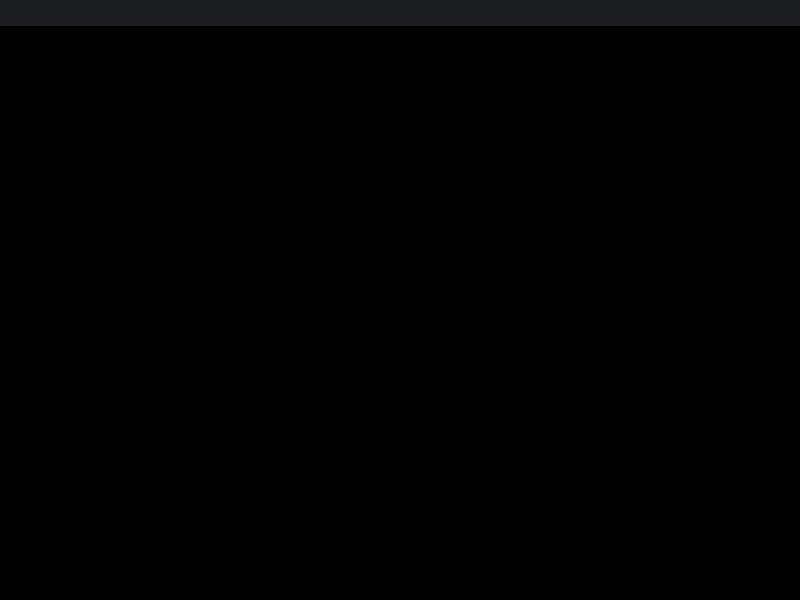
Above: SurgicalRobotSoftware_2_0/surgical-robot-software-2-0/mainwidget.ui from Z-Hd/Lingxi-Spine-care-Visual-Interactive-Software-Prototype before the change. Below: the same form after it.
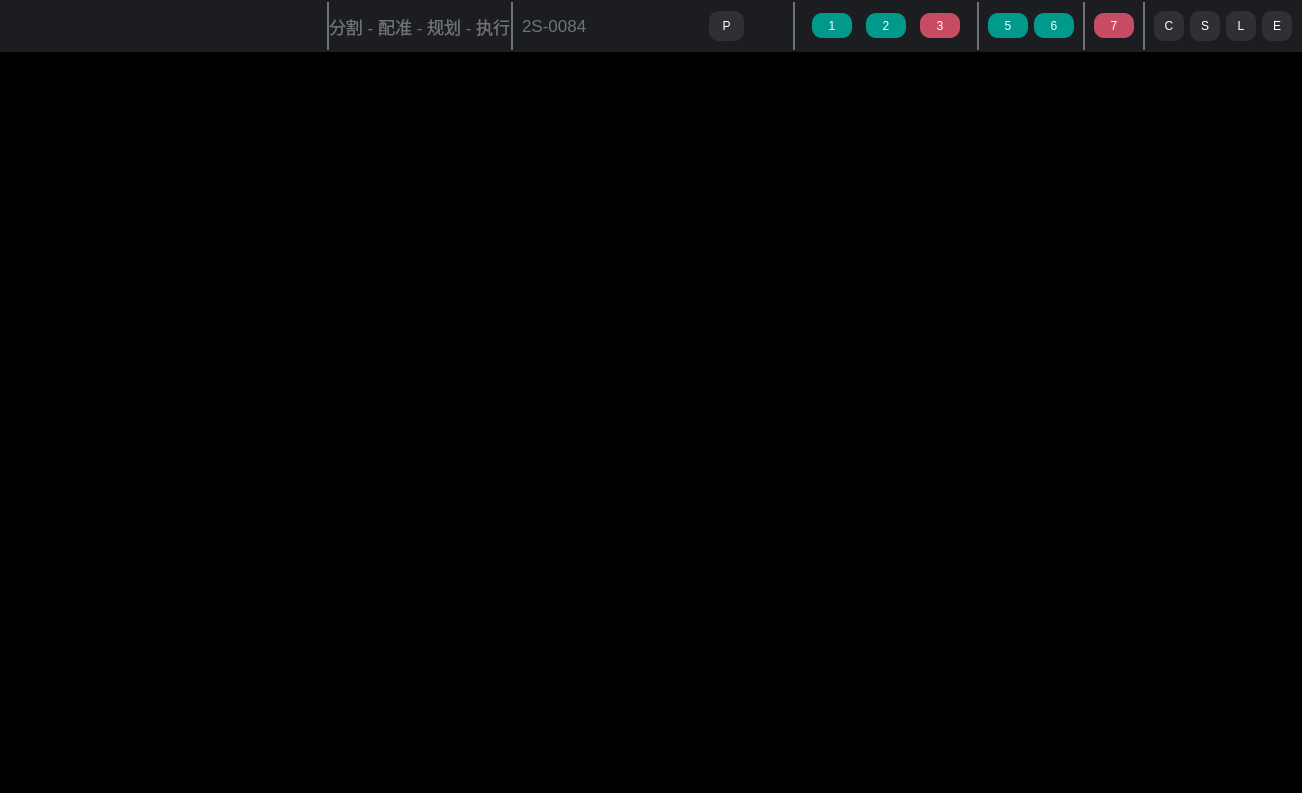
That is the form after the change.

Commit message: Preliminary, the UI design of toolBar has been completed.

```diff
--- a/SurgicalRobotSoftware_2_0/surgical-robot-software-2-0/mainwidget.ui
+++ b/SurgicalRobotSoftware_2_0/surgical-robot-software-2-0/mainwidget.ui
@@ -6,8 +6,8 @@
    <rect>
     <x>0</x>
     <y>0</y>
-    <width>800</width>
-    <height>600</height>
+    <width>1302</width>
+    <height>793</height>
    </rect>
   </property>
   <property name="windowTitle">
@@ -16,7 +16,7 @@
   <property name="styleSheet">
    <string notr="true">background-color: rgb(0, 0, 0);</string>
   </property>
-  <layout class="QVBoxLayout" name="verticalLayout" stretch="1,22">
+  <layout class="QVBoxLayout" name="verticalLayout" stretch="1,24">
    <property name="spacing">
     <number>2</number>
    </property>
@@ -34,9 +34,476 @@
    </property>
    <item>
     <widget class="QWidget" name="toolBarWidget" native="true">
+     <property name="sizePolicy">
+      <sizepolicy hsizetype="Preferred" vsizetype="Preferred">
+       <horstretch>0</horstretch>
+       <verstretch>0</verstretch>
+      </sizepolicy>
+     </property>
      <property name="styleSheet">
       <string notr="true">background-color:rgb(28, 29, 33);</string>
      </property>
+     <layout class="QHBoxLayout" name="horizontalLayout" stretch="7,4,4,2,4,2,1,3">
+      <property name="spacing">
+       <number>0</number>
+      </property>
+      <property name="leftMargin">
+       <number>1</number>
+      </property>
+      <property name="topMargin">
+       <number>2</number>
+      </property>
+      <property name="rightMargin">
+       <number>1</number>
+      </property>
+      <property name="bottomMargin">
+       <number>2</number>
+      </property>
+      <item>
+       <widget class="QWidget" name="trademarkWidget" native="true">
+        <property name="minimumSize">
+         <size>
+          <width>0</width>
+          <height>0</height>
+         </size>
+        </property>
+       </widget>
+      </item>
+      <item>
+       <widget class="QWidget" name="stepWidget" native="true">
+        <property name="styleSheet">
+         <string notr="true">background-color: rgb(111, 114, 121);</string>
+        </property>
+        <layout class="QGridLayout" name="gridLayout">
+         <property name="leftMargin">
+          <number>2</number>
+         </property>
+         <property name="topMargin">
+          <number>0</number>
+         </property>
+         <property name="rightMargin">
+          <number>2</number>
+         </property>
+         <property name="bottomMargin">
+          <number>0</number>
+         </property>
+         <property name="verticalSpacing">
+          <number>0</number>
+         </property>
+         <item row="0" column="0">
+          <widget class="QLabel" name="label">
+           <property name="styleSheet">
+            <string notr="true">background-color: rgb(28, 29, 33);
+color:rgb(111, 114, 121);
+qproperty-alignment: AlignCenter;
+font-size:17px;</string>
+           </property>
+           <property name="text">
+            <string>分割 - 配准 - 规划 - 执行</string>
+           </property>
+          </widget>
+         </item>
+        </layout>
+       </widget>
+      </item>
+      <item>
+       <widget class="QWidget" name="EquipNameWidget" native="true">
+        <layout class="QGridLayout" name="gridLayout_2">
+         <item row="0" column="0">
+          <widget class="QLabel" name="label_2">
+           <property name="styleSheet">
+            <string notr="true">background-color: rgb(28, 29, 33);
+color:rgb(111, 114, 121);
+qproperty-alignment: AlignCenter;
+font-size:17px;</string>
+           </property>
+           <property name="text">
+            <string>2S-0084</string>
+           </property>
+          </widget>
+         </item>
+        </layout>
+       </widget>
+      </item>
+      <item>
+       <widget class="QWidget" name="positionWidget" native="true">
+        <layout class="QVBoxLayout" name="verticalLayout_2">
+         <item>
+          <widget class="QPushButton" name="pushButton">
+           <property name="sizePolicy">
+            <sizepolicy hsizetype="Fixed" vsizetype="Fixed">
+             <horstretch>0</horstretch>
+             <verstretch>0</verstretch>
+            </sizepolicy>
+           </property>
+           <property name="minimumSize">
+            <size>
+             <width>30</width>
+             <height>30</height>
+            </size>
+           </property>
+           <property name="styleSheet">
+            <string notr="true">QPushButton {
+    width: 35px;
+    height: 35px;
+    border-radius: 10px; /* 圆角半径设置为宽度或高度的一半 */
+    background-color: rgb(46, 48, 54);
+    color: white;
+}</string>
+           </property>
+           <property name="text">
+            <string>P</string>
+           </property>
+          </widget>
+         </item>
+        </layout>
+       </widget>
+      </item>
+      <item>
+       <widget class="QWidget" name="infoWidget" native="true">
+        <property name="styleSheet">
+         <string notr="true">background-color: rgb(111, 114, 121);</string>
+        </property>
+        <layout class="QGridLayout" name="gridLayout_3">
+         <property name="leftMargin">
+          <number>2</number>
+         </property>
+         <property name="topMargin">
+          <number>0</number>
+         </property>
+         <property name="rightMargin">
+          <number>2</number>
+         </property>
+         <property name="bottomMargin">
+          <number>0</number>
+         </property>
+         <item row="0" column="0">
+          <widget class="QWidget" name="infoInnerWidget" native="true">
+           <property name="styleSheet">
+            <string notr="true">background-color: rgb(28, 29, 33);</string>
+           </property>
+           <layout class="QHBoxLayout" name="horizontalLayout_3">
+            <item>
+             <widget class="QPushButton" name="pushButton_4">
+              <property name="sizePolicy">
+               <sizepolicy hsizetype="Fixed" vsizetype="Fixed">
+                <horstretch>0</horstretch>
+                <verstretch>0</verstretch>
+               </sizepolicy>
+              </property>
+              <property name="styleSheet">
+               <string notr="true">QPushButton {
+    width: 40px;
+    height: 25px;
+    border-radius: 10px; /* 圆角半径设置为宽度或高度的一半 */
+    background-color: rgb(0, 153, 139);
+    color: white;
+}</string>
+              </property>
+              <property name="text">
+               <string>1</string>
+              </property>
+             </widget>
+            </item>
+            <item>
+             <widget class="QPushButton" name="pushButton_3">
+              <property name="sizePolicy">
+               <sizepolicy hsizetype="Fixed" vsizetype="Fixed">
+                <horstretch>0</horstretch>
+                <verstretch>0</verstretch>
+               </sizepolicy>
+              </property>
+              <property name="styleSheet">
+               <string notr="true">QPushButton {
+    width: 40px;
+    height: 25px;
+    border-radius: 10px; /* 圆角半径设置为宽度或高度的一半 */
+    background-color: rgb(0, 153, 139);
+    color: white;
+}</string>
+              </property>
+              <property name="text">
+               <string>2</string>
+              </property>
+             </widget>
+            </item>
+            <item>
+             <widget class="QPushButton" name="pushButton_2">
+              <property name="sizePolicy">
+               <sizepolicy hsizetype="Fixed" vsizetype="Fixed">
+                <horstretch>0</horstretch>
+                <verstretch>0</verstretch>
+               </sizepolicy>
+              </property>
+              <property name="styleSheet">
+               <string notr="true">QPushButton {
+    width: 40px;
+    height: 25px;
+    border-radius: 10px; /* 圆角半径设置为宽度或高度的一半 */
+    background-color: rgb(199, 76, 99);
+    color: white;
+}</string>
+              </property>
+              <property name="text">
+               <string>3</string>
+              </property>
+             </widget>
+            </item>
+           </layout>
+          </widget>
+         </item>
+        </layout>
+       </widget>
+      </item>
+      <item>
+       <widget class="QWidget" name="contorlButtonWidget" native="true">
+        <property name="styleSheet">
+         <string notr="true">background-color: rgb(111, 114, 121);</string>
+        </property>
+        <layout class="QGridLayout" name="gridLayout_4">
+         <property name="leftMargin">
+          <number>0</number>
+         </property>
+         <property name="topMargin">
+          <number>0</number>
+         </property>
+         <property name="rightMargin">
+          <number>2</number>
+         </property>
+         <property name="bottomMargin">
+          <number>0</number>
+         </property>
+         <item row="0" column="0">
+          <widget class="QWidget" name="ctrlInnerWidget" native="true">
+           <property name="styleSheet">
+            <string notr="true">background-color: rgb(28, 29, 33);
+</string>
+           </property>
+           <layout class="QHBoxLayout" name="horizontalLayout_2">
+            <item>
+             <widget class="QPushButton" name="ndiPageButton">
+              <property name="sizePolicy">
+               <sizepolicy hsizetype="Fixed" vsizetype="Fixed">
+                <horstretch>0</horstretch>
+                <verstretch>0</verstretch>
+               </sizepolicy>
+              </property>
+              <property name="styleSheet">
+               <string notr="true">QPushButton {
+    width: 40px;
+    height: 25px;
+    border-radius: 10px; /* 圆角半径设置为宽度或高度的一半 */
+    background-color: rgb(0, 153, 139);
+    color: white;
+}</string>
+              </property>
+              <property name="text">
+               <string>5</string>
+              </property>
+             </widget>
+            </item>
+            <item>
+             <widget class="QPushButton" name="armPageButton">
+              <property name="sizePolicy">
+               <sizepolicy hsizetype="Fixed" vsizetype="Fixed">
+                <horstretch>0</horstretch>
+                <verstretch>0</verstretch>
+               </sizepolicy>
+              </property>
+              <property name="styleSheet">
+               <string notr="true">QPushButton {
+    width: 40px;
+    height: 25px;
+    border-radius: 10px; /* 圆角半径设置为宽度或高度的一半 */
+    background-color: rgb(0, 153, 139);
+    color: white;
+}</string>
+              </property>
+              <property name="text">
+               <string>6</string>
+              </property>
+             </widget>
+            </item>
+           </layout>
+          </widget>
+         </item>
+        </layout>
+       </widget>
+      </item>
+      <item>
+       <widget class="QWidget" name="unKnown" native="true">
+        <property name="styleSheet">
+         <string notr="true">background-color: rgb(111, 114, 121);</string>
+        </property>
+        <layout class="QGridLayout" name="gridLayout_5">
+         <property name="leftMargin">
+          <number>0</number>
+         </property>
+         <property name="topMargin">
+          <number>0</number>
+         </property>
+         <property name="rightMargin">
+          <number>2</number>
+         </property>
+         <property name="bottomMargin">
+          <number>0</number>
+         </property>
+         <item row="0" column="0">
+          <widget class="QWidget" name="infoInnerWidget_2" native="true">
+           <property name="styleSheet">
+            <string notr="true">background-color: rgb(28, 29, 33);</string>
+           </property>
+           <layout class="QHBoxLayout" name="horizontalLayout_4">
+            <property name="leftMargin">
+             <number>9</number>
+            </property>
+            <item>
+             <widget class="QPushButton" name="pushButton_7">
+              <property name="sizePolicy">
+               <sizepolicy hsizetype="Fixed" vsizetype="Fixed">
+                <horstretch>0</horstretch>
+                <verstretch>0</verstretch>
+               </sizepolicy>
+              </property>
+              <property name="styleSheet">
+               <string notr="true">QPushButton {
+    width: 40px;
+    height: 25px;
+    border-radius: 10px; /* 圆角半径设置为宽度或高度的一半 */
+    background-color: rgb(199, 76, 99);
+    color: white;
+}</string>
+              </property>
+              <property name="text">
+               <string>7</string>
+              </property>
+             </widget>
+            </item>
+           </layout>
+          </widget>
+         </item>
+        </layout>
+       </widget>
+      </item>
+      <item>
+       <widget class="QWidget" name="settingWidget" native="true">
+        <layout class="QHBoxLayout" name="horizontalLayout_5">
+         <item>
+          <widget class="QPushButton" name="pushButton_8">
+           <property name="sizePolicy">
+            <sizepolicy hsizetype="Fixed" vsizetype="Fixed">
+             <horstretch>0</horstretch>
+             <verstretch>0</verstretch>
+            </sizepolicy>
+           </property>
+           <property name="minimumSize">
+            <size>
+             <width>30</width>
+             <height>30</height>
+            </size>
+           </property>
+           <property name="styleSheet">
+            <string notr="true">QPushButton {
+    width: 35px;
+    height: 35px;
+    border-radius: 10px; /* 圆角半径设置为宽度或高度的一半 */
+    background-color: rgb(46, 48, 54);
+    color: white;
+}</string>
+           </property>
+           <property name="text">
+            <string>C</string>
+           </property>
+          </widget>
+         </item>
+         <item>
+          <widget class="QPushButton" name="pushButton_11">
+           <property name="sizePolicy">
+            <sizepolicy hsizetype="Fixed" vsizetype="Fixed">
+             <horstretch>0</horstretch>
+             <verstretch>0</verstretch>
+            </sizepolicy>
+           </property>
+           <property name="minimumSize">
+            <size>
+             <width>30</width>
+             <height>30</height>
+            </size>
+           </property>
+           <property name="styleSheet">
+            <string notr="true">QPushButton {
+    width: 35px;
+    height: 35px;
+    border-radius: 10px; /* 圆角半径设置为宽度或高度的一半 */
+    background-color: rgb(46, 48, 54);
+    color: white;
+}</string>
+           </property>
+           <property name="text">
+            <string>S</string>
+           </property>
+          </widget>
+         </item>
+         <item>
+          <widget class="QPushButton" name="pushButton_9">
+           <property name="sizePolicy">
+            <sizepolicy hsizetype="Fixed" vsizetype="Fixed">
+             <horstretch>0</horstretch>
+             <verstretch>0</verstretch>
+            </sizepolicy>
+           </property>
+           <property name="minimumSize">
+            <size>
+             <width>30</width>
+             <height>30</height>
+            </size>
+           </property>
+           <property name="styleSheet">
+            <string notr="true">QPushButton {
+    width: 35px;
+    height: 35px;
+    border-radius: 10px; /* 圆角半径设置为宽度或高度的一半 */
+    background-color: rgb(46, 48, 54);
+    color: white;
+}</string>
+           </property>
+           <property name="text">
+            <string>L</string>
+           </property>
+          </widget>
+         </item>
+         <item>
+          <widget class="QPushButton" name="pushButton_10">
+           <property name="sizePolicy">
+            <sizepolicy hsizetype="Fixed" vsizetype="Fixed">
+             <horstretch>0</horstretch>
+             <verstretch>0</verstretch>
+            </sizepolicy>
+           </property>
+           <property name="minimumSize">
+            <size>
+             <width>30</width>
+             <height>30</height>
+            </size>
+           </property>
+           <property name="styleSheet">
+            <string notr="true">QPushButton {
+    width: 35px;
+    height: 35px;
+    border-radius: 10px; /* 圆角半径设置为宽度或高度的一半 */
+    background-color: rgb(46, 48, 54);
+    color: white;
+}</string>
+           </property>
+           <property name="text">
+            <string>E</string>
+           </property>
+          </widget>
+         </item>
+        </layout>
+       </widget>
+      </item>
+     </layout>
     </widget>
    </item>
    <item>
```
The commit also changes 2 other files.
